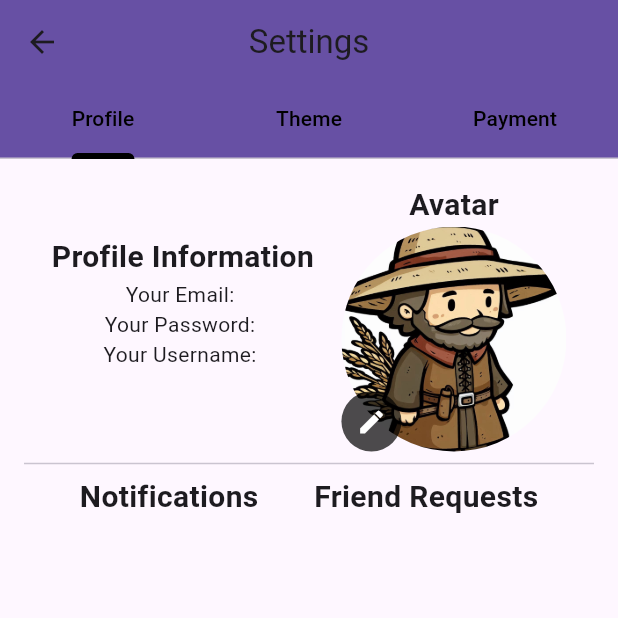
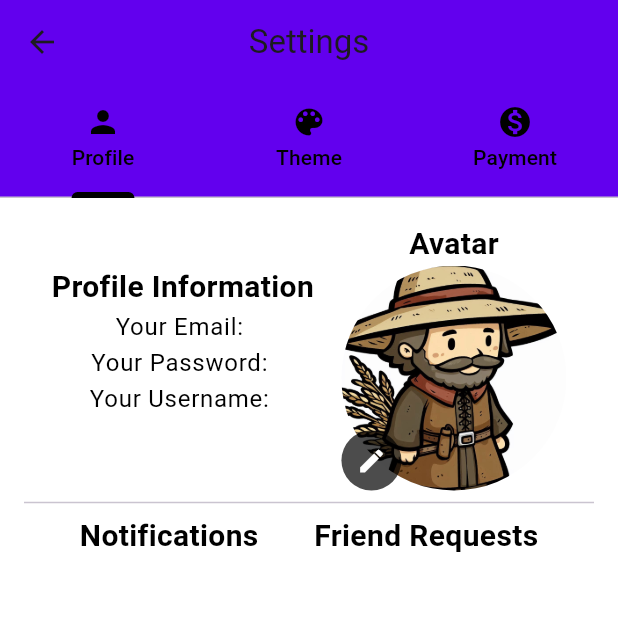
Before and after one commit to ChicoState/FightMe, a Flutter app: the ProfilePage screen opened directly with empty values, after a tap on the "settings" icon, on a phone screen of 412 x 824 dp, the top half of it. Run offline on Flutter 3.47's test engine with Material 3 defaults, Android fonts, the phone set to English and light mode, and no system bars; our stand-ins replace shared_preferences; missing offline and left inert: flame, stomp_dart_client; accounts and stored records are empty; network calls fail.

Commit message:
Fixed settings for themes so they work with the ones we can implement. Will need to fix for unlockables i think

```diff
--- a/fightme_webapp/lib/Cosmetics/themes.dart
+++ b/fightme_webapp/lib/Cosmetics/themes.dart
@@ -10,14 +10,16 @@ import 'package:flutter/material.dart';
 // Don't know when secondary comes in.
 
 List<ColorScheme> themes = [
-  ColorScheme.fromSeed(seedColor: Colors.lightBlueAccent),
+  // ColorScheme.fromSeed(seedColor: Colors.lightBlueAccent),
+  const ColorScheme.light(),
   const ColorScheme.dark(),
   const ColorScheme(brightness: Brightness.light, primary: Colors.tealAccent, onPrimary: Colors.black, secondary: Colors.pinkAccent, onSecondary: Colors.black, surface: Colors.deepPurple, onSurface: Colors.black, error: Colors.red, onError: Colors.black),
 ];
 
 // TODO: Match the element in themes.
 List<String> themeNames = [
-  "Default",
+  // "Default",
+  "Light",
   "Dark",
   "Vaporwave",
 ];
--- a/fightme_webapp/lib/Providers/settings_provider.dart
+++ b/fightme_webapp/lib/Providers/settings_provider.dart
@@ -1,35 +1,34 @@
 import 'package:flutter/material.dart';
 import 'package:shared_preferences/shared_preferences.dart';
 import 'package:fightme_webapp/Cosmetics/profile_pictures.dart'; // Import the profile pictures list
+import 'package:fightme_webapp/Cosmetics/themes.dart';
 
 class SettingsProvider with ChangeNotifier {
-  static const _themeModeKey = 'themeMode';
   static const _profilePictureIndexKey = 'profilePictureIndex';
+  static const _themeIndexKey = 'themeIndex';
 
-  ThemeMode _themeMode = ThemeMode.light;
   int _profilePictureIndex = 0;
+  int _themeIndex = 0;
 
-  ThemeMode get themeMode => _themeMode;
+  int get themeIndex => _themeIndex;
   int get profilePictureIndex => _profilePictureIndex;
 
   // Get the current profile picture path
   String get profilePicture => profilePictures[_profilePictureIndex];
+  // Get the current theme
+  ColorScheme get theme => themes[_themeIndex];
 
-  // Load settings from SharedPreferences
   Future<void> loadSettings() async {
     final prefs = await SharedPreferences.getInstance();
-    _themeMode = (prefs.getString(_themeModeKey) ?? 'light') == 'dark'
-        ? ThemeMode.dark
-        : ThemeMode.light;
+    _themeIndex = prefs.getInt(_themeIndexKey) ?? 0;
     _profilePictureIndex = prefs.getInt(_profilePictureIndexKey) ?? 0;
     notifyListeners();
   }
 
-  // Update theme mode
-  Future<void> updateTheme(ThemeMode mode) async {
-    _themeMode = mode;
-    final prefs = await SharedPreferences.getInstance();
-    await prefs.setString(_themeModeKey, mode == ThemeMode.dark ? 'dark' : 'light');
+  Future<void> updateTheme(int themeIndex) async {
+    _themeIndex = themeIndex;
+     final prefs = await SharedPreferences.getInstance();
+     await prefs.setInt(_themeIndexKey, themeIndex);
     notifyListeners();
   }
 
--- a/fightme_webapp/lib/main.dart
+++ b/fightme_webapp/lib/main.dart
@@ -36,9 +36,7 @@ class MyApp extends StatelessWidget {
 
     return MaterialApp(
       title: 'Fight Me',
-      theme: ThemeData.light(),
-      darkTheme: ThemeData.dark(),
-      themeMode: settingsProvider.themeMode, // Use the theme mode from the provider
+      theme: ThemeData.from(colorScheme: settingsProvider.theme),
       home: globals.loggedIn ? const FightGamePage() : Home(),
     );
   }
--- a/fightme_webapp/lib/settings_page.dart
+++ b/fightme_webapp/lib/settings_page.dart
@@ -4,6 +4,7 @@ import 'package:fightme_webapp/Providers/settings_provider.dart';
 import 'package:flutter/material.dart';
 import 'package:provider/provider.dart';
 import 'globals.dart' as globals;
+import 'package:fightme_webapp/Cosmetics/themes.dart';
 
 class SettingsPage extends StatefulWidget {
   const SettingsPage({super.key});
@@ -17,11 +18,22 @@ class _SettingsPageState extends State<SettingsPage> {
   Widget build(BuildContext context) {
     final settingsProvider =
         Provider.of<SettingsProvider>(context, listen: false);
-    List<Widget> modes = <Widget>[const Text("Light"), const Text("Dark")];
-    final List<bool> selectedModes = [
-      settingsProvider.themeMode == ThemeMode.light,
-      settingsProvider.themeMode == ThemeMode.dark
-    ];
+
+    // Use the available theme names and the corresponding list of themes
+    List<Widget> themeOptions = List.generate(
+      themes.length,
+      (index) => Text(
+        themeNames[index],
+        style: Theme.of(context).textTheme.bodyMedium,
+      ),
+    );
+
+    // Select the current theme based on the settings
+    final List<bool> selectedThemes = List.generate(
+      themes.length,
+      (index) => settingsProvider.themeIndex == index,
+    );
+
     return MaterialApp(
       home: DefaultTabController(
         length: 3,
@@ -33,9 +45,9 @@ class _SettingsPageState extends State<SettingsPage> {
               unselectedLabelColor: Colors.black,
               indicatorWeight: 4,
               tabs: [
-              Tab(text: "Profile"),
-              Tab(text: "Theme"),
-              Tab(text: "Payment"),
+                Tab(text: "Profile", icon: Icon(Icons.person)),
+                Tab(text: "Theme", icon: Icon(Icons.color_lens)),
+                Tab(text: "Payment", icon: Icon(Icons.monetization_on)),
               ],
             ),
             title: const Text("Settings"),
@@ -50,13 +62,33 @@ class _SettingsPageState extends State<SettingsPage> {
           ),
           body: TabBarView(
             children: [
-            firstPage(),
-            secondPage(selectedModes, modes, settingsProvider),
-            thirdPage(context),
+              // First Page: Profile
+              Container(
+                color: Theme.of(context)
+                    .colorScheme
+                    .surface,
+                child: firstPage(),
+              ),
+              // Second Page: Theme settings
+              Container(
+                color: Theme.of(context)
+                    .colorScheme
+                    .surface,
+                child:
+                    secondPage(selectedThemes, themeOptions, settingsProvider),
+              ),
+              // Third Page: Payment
+              Container(
+                color: Theme.of(context)
+                    .colorScheme
+                    .surface,
+                child: thirdPage(context),
+              ),
             ],
           ),
         ),
-    ));
+      ),
+    );
   }
 
   Padding firstPage() {
@@ -65,27 +97,37 @@ class _SettingsPageState extends State<SettingsPage> {
       child: Column(
         children: [
           Row(
-
             mainAxisAlignment: MainAxisAlignment.spaceEvenly,
             children: [
               Column(
                 crossAxisAlignment: CrossAxisAlignment.center,
                 children: [
-                        const Text("Profile Information",
+                  Text(
+                    "Profile Information",
                     style: TextStyle(
-                                fontWeight: FontWeight.bold, fontSize: 20)),
-                        Text("Your Email: ${globals.curUser.email}"),
-                        Text("Your Password: ${globals.curUser.password}"),
-                        Text("Your Username: ${globals.curUser.name}"),
+                        fontWeight: FontWeight.bold,
+                        fontSize: 20,
+                        color: Theme.of(context).textTheme.bodyLarge!.color),
+                  ),
+                  Text("Your Email: ${globals.curUser.email}",
+                      style: Theme.of(context).textTheme.bodyLarge),
+                  Text("Your Password: ${globals.curUser.password}",
+                      style: Theme.of(context).textTheme.bodyLarge),
+                  Text("Your Username: ${globals.curUser.name}",
+                      style: Theme.of(context).textTheme.bodyLarge),
                   const SizedBox(height: 20),
                 ],
               ),
               Column(
                 crossAxisAlignment: CrossAxisAlignment.center,
                 children: [
-                        const Text("Avatar",
+                  Text(
+                    "Avatar",
                     style: TextStyle(
-                                fontWeight: FontWeight.bold, fontSize: 20)),
+                        fontWeight: FontWeight.bold,
+                        fontSize: 20,
+                        color: Theme.of(context).textTheme.bodyLarge!.color),
+                  ),
                   Consumer<SettingsProvider>(
                     builder: (context, settingsProvider, child) {
                       return Stack(
@@ -103,8 +145,7 @@ class _SettingsPageState extends State<SettingsPage> {
                             bottom: 0,
                             left: 0,
                             child: CircleAvatar(
-                                    backgroundColor:
-                                        Colors.black.withOpacity(0.7),
+                              backgroundColor: Colors.black.withOpacity(0.7),
                               radius: 20,
                               child: IconButton(
                                 icon: const Icon(
@@ -127,23 +168,53 @@ class _SettingsPageState extends State<SettingsPage> {
             ],
           ),
           const Divider(),
-                const Row(
+          Row(
             mainAxisAlignment: MainAxisAlignment.spaceEvenly,
             children: [
               Column(
                 crossAxisAlignment: CrossAxisAlignment.center,
                 children: [
-                        Text("Notifications", style: TextStyle(fontWeight:FontWeight.bold, fontSize: 20)),
+                  Text("Notifications",
+                      style: TextStyle(
+                          fontWeight: FontWeight.bold,
+                          fontSize: 20,
+                          color: Theme.of(context).textTheme.bodyLarge!.color)),
                 ],
               ),
               Column(
                 crossAxisAlignment: CrossAxisAlignment.center,
                 children: [
-                        Text("Friend Requests", style: TextStyle(fontWeight:FontWeight.bold, fontSize: 20)),
+                  Text("Friend Requests",
+                      style: TextStyle(
+                          fontWeight: FontWeight.bold,
+                          fontSize: 20,
+                          color: Theme.of(context).textTheme.bodyLarge!.color)),
                 ],
               ),
             ],
           )
+        ],
+      ),
+    );
+  }
+
+  Padding secondPage(List<bool> selectedThemes, List<Widget> themeOptions,
+      SettingsProvider settingsProvider) {
+    return Padding(
+      padding: const EdgeInsets.all(16.0),
+      child: Column(
+        crossAxisAlignment: CrossAxisAlignment.start,
+        children: [
+          ToggleButtons(
+            mouseCursor: SystemMouseCursors.click,
+            borderColor: Theme.of(context).colorScheme.primary,
+            selectedBorderColor: Theme.of(context).colorScheme.secondary,
+            isSelected: selectedThemes,
+            children: themeOptions,
+            onPressed: (int index) {
+              settingsProvider.updateTheme(index);
+            },
+          ),
         ],
       ),
     );
@@ -156,55 +227,52 @@ class _SettingsPageState extends State<SettingsPage> {
         crossAxisAlignment: CrossAxisAlignment.center,
         children: [
           ElevatedButton(
+            style: ButtonStyle(
+              backgroundColor: WidgetStateProperty.all(
+                Theme.of(context).colorScheme.primary,
+              ),
+            ),
             onPressed: () {
               showDialog(
                   context: context,
-                          builder: (BuildContext context) =>
-                              const AlertDialog(
+                  builder: (BuildContext context) => AlertDialog(
                         content: SizedBox(
                           width: 200,
                           height: 200,
                           child: Column(
-                                          mainAxisAlignment:
-                                              MainAxisAlignment.center,
+                            mainAxisAlignment: MainAxisAlignment.center,
                             children: [
-                                            Text("Thank You For Thinking About Giving Us Money!"),
+                              Text(
+                                "Thank You For Thinking About Giving Us Money!",
+                                style: Theme.of(context).textTheme.bodyLarge,
+                              ),
                             ],
-                                        )),
+                          ),
+                        ),
                       ));
             },
-                    child: const Text("Something3")),
+            child: Text("Something3",
+                style: Theme.of(context).textTheme.bodyMedium),
+          ),
         ],
       ),
     );
   }
 
-  Padding secondPage(List<bool> selectedModes, List<Widget> modes, SettingsProvider settingsProvider) {
-    return Padding(
-            padding: const EdgeInsets.all(16.0),
-            child: Column(
-              crossAxisAlignment: CrossAxisAlignment.start,
-              children: [
-                ToggleButtons(
-                  isSelected: selectedModes,
-                  children: modes,
-                  onPressed: (int index) {
-                    ThemeMode newMode =
-                        index == 0 ? ThemeMode.light : ThemeMode.dark;
-                    settingsProvider.updateTheme(newMode);
-                  },
-                ),
-              ],
-            ),
-          );
-  }
-// this is for the profile picture choosing
+  // This is for the profile picture choosing
   Future<dynamic> dialogMethod(BuildContext context) {
     return showDialog(
       context: context,
       builder: (context) {
+        return Consumer<SettingsProvider>(
+            builder: (context, settingsProvider, child) {
+            ColorScheme currentTheme = settingsProvider.theme;
           return AlertDialog(
-          title: const Text('Choose Your Avatar'),
+            backgroundColor: currentTheme.surface,
+            title: Text(
+              'Choose Your Avatar',
+              style: TextStyle(fontSize: 20, color: currentTheme.primary),
+            ),
             content: SizedBox(
               width: double.maxFinite,
               child: GridView.builder(
@@ -219,7 +287,8 @@ class _SettingsPageState extends State<SettingsPage> {
                     onTap: () {
                       Provider.of<SettingsProvider>(context, listen: false)
                           .updateProfilePicture(index);
-                     HttpService().updateUserProfilePicture(globals.uid, index);
+                      HttpService()
+                          .updateUserProfilePicture(globals.uid, index);
                       globals.curUser.pfp =
                           index; // Update global user profile index
                       Navigator.of(context).pop(); // Close the dialog
@@ -239,10 +308,14 @@ class _SettingsPageState extends State<SettingsPage> {
             actions: [
               TextButton(
                 onPressed: () => Navigator.of(context).pop(),
-              child: const Text('Cancel'),
+                child: Text(
+                  'Cancel',
+                  style: TextStyle( color: currentTheme.primary, fontSize: 20),
+                ),
               ),
             ],
           );
+        });
       },
     );
   }
```
Lines whose indentation alone changed are shown as unchanged.
